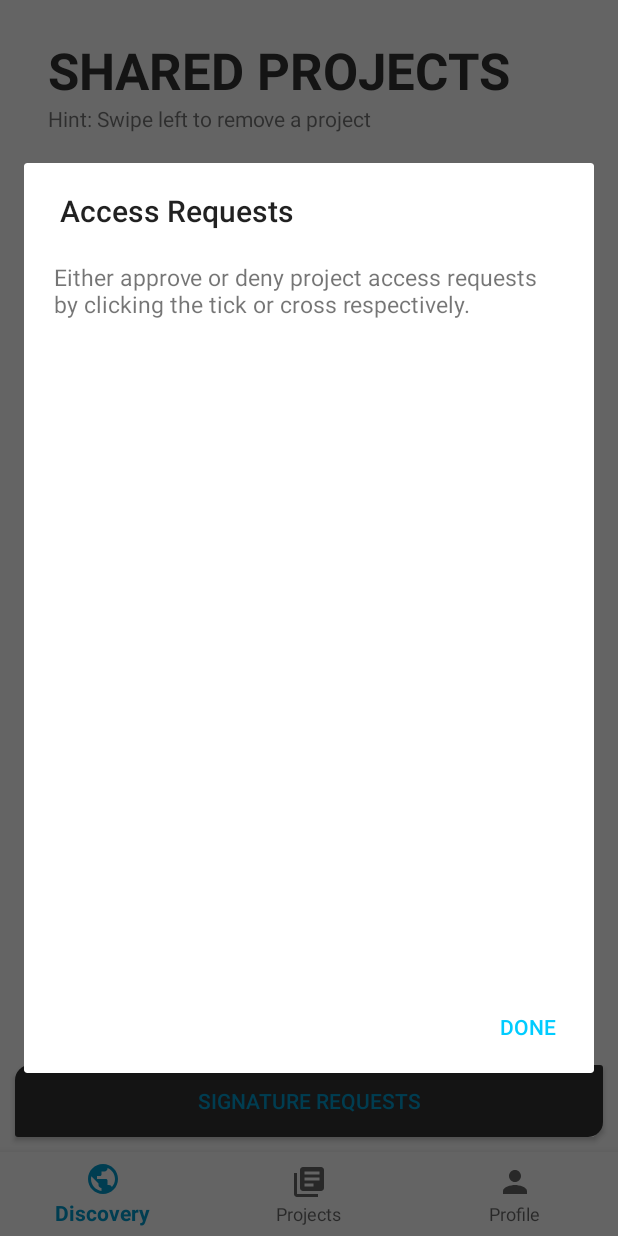
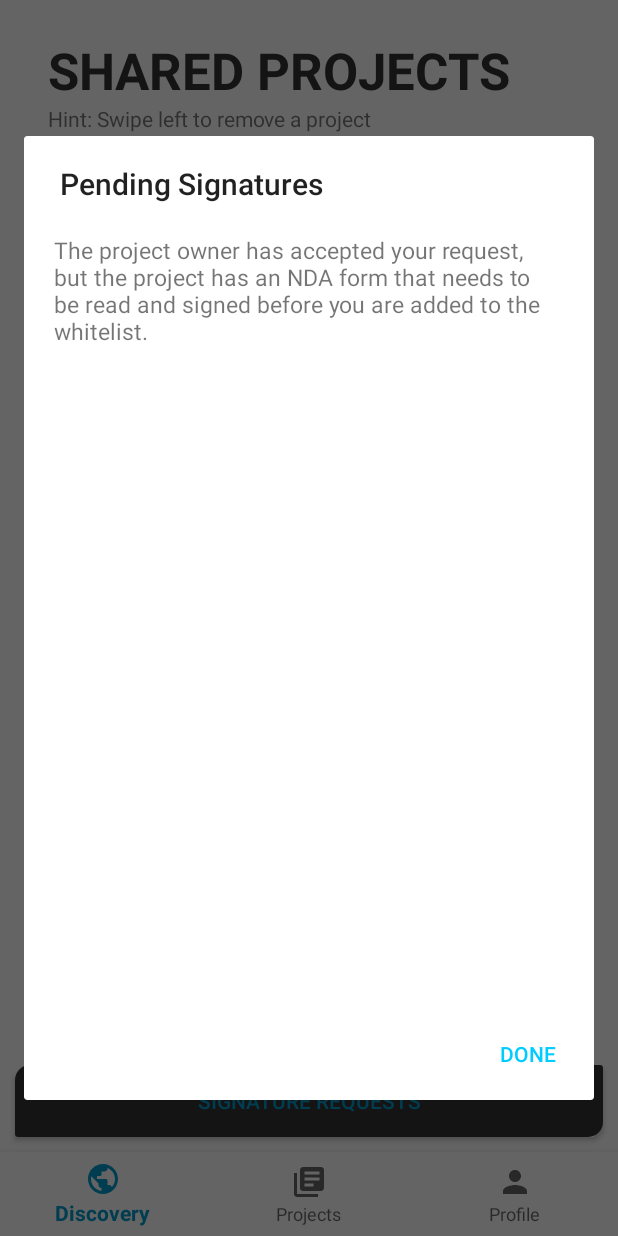
Before and after one commit to AshSobhani/Ideation, an Android app: the fragment SharedProjectsFragment placed in its activity, after a tap on "SIGNATURE REQUESTS", on a phone screen of 412 x 824 dp. Run offline under Robolectric (Android 15) with nearby library versions, the phone set to English and light mode, and no system bars; our stand-ins replace Firebase (no records; nobody signed in at launch, a user with empty details on screens opened directly).

Commit message:
Pending Signature Recycler View Implemented Signature activity created

```diff
--- a/app/src/main/AndroidManifest.xml
+++ b/app/src/main/AndroidManifest.xml
@@ -9,9 +9,11 @@
         android:roundIcon="@mipmap/ic_launcher_round"
         android:supportsRtl="true"
         android:theme="@style/AppTheme">
+        <activity android:name=".activities.SignatureActivity"></activity>
         <activity android:name=".activities.SplashScreenActivity">
             <intent-filter>
                 <action android:name="android.intent.action.MAIN" />
+
                 <category android:name="android.intent.category.LAUNCHER" />
             </intent-filter>
         </activity>
@@ -21,4 +23,5 @@
         <activity android:name=".activities.ViewProjectActivity" />
         <activity android:name=".activities.NewProjectActivity" />
     </application>
+
 </manifest>
--- a/app/src/main/java/com/example/ideation/database/IdeationContract.java
+++ b/app/src/main/java/com/example/ideation/database/IdeationContract.java
@@ -29,6 +29,7 @@ public class IdeationContract {
 
 	//Project Sub Collection: Request Fields
 	public static final String PROJECT_REQUESTS_OWNERUID = "OwnerUID";
+	public static final String PROJECT_REQUESTS_OWNERNAME = "OwnerName";
 	public static final String PROJECT_REQUESTS_USERUID = "UserUID";
 	public static final String PROJECT_REQUESTS_USERNAME = "UserName";
 	public static final String PROJECT_REQUESTS_PROJECT = "Project";
@@ -37,6 +38,7 @@ public class IdeationContract {
 	public static final String PROJECT_REQUESTS_STATUS = "Status";
 	//Request status states
 	public static final String REQUESTS_STATUS_ACCESS_REQUESTED = "Access Requested";
+	public static final String REQUESTS_STATUS_SIGNATURE_PENDING = "Signature Pending";
 	public static final String REQUESTS_STATUS_REQUEST_ACCEPTED = "Request Accepted";
 	public static final String REQUESTS_STATUS_REQUEST_DECLINED = "Request Declined";
 	public static final String REQUESTS_STATUS_PROJECT_ARCHIVED = "Project Archived";
--- a/app/src/main/java/com/example/ideation/dialogs/DeniedDialog.java
+++ b/app/src/main/java/com/example/ideation/dialogs/DeniedDialog.java
@@ -103,6 +103,7 @@ public class DeniedDialog extends AppCompatDialogFragment {
 									public void onSuccess(DocumentSnapshot documentSnapshot) {
 										//Retrieve the project title and put into variable
 										final String ownerUID = documentSnapshot.getString(IdeationContract.PROJECT_OWNERUID);
+										final String ownerName = documentSnapshot.getString(IdeationContract.PROJECT_OWNERNAME);
 										final String projectTitle = documentSnapshot.getString(IdeationContract.PROJECT_TITLE);
 
 										//Add a request document to project request
@@ -133,6 +134,7 @@ public class DeniedDialog extends AppCompatDialogFragment {
 																//Create data hash map holding user uid, request date, and set request status stage
 																Map<String, Object> data = new HashMap<>();
 																data.put(IdeationContract.PROJECT_REQUESTS_OWNERUID, ownerUID);
+																data.put(IdeationContract.PROJECT_REQUESTS_OWNERNAME, ownerName);
 																data.put(IdeationContract.PROJECT_REQUESTS_USERUID, userUID);
 																data.put(IdeationContract.PROJECT_REQUESTS_USERNAME, userName);
 																data.put(IdeationContract.PROJECT_REQUESTS_PROJECT, projectTitle);
--- /dev/null
+++ b/app/src/main/java/com/example/ideation/dialogs/SignaturesPendingDialog.java
@@ -0,0 +1,119 @@
+package com.example.ideation.dialogs;
+
+import android.app.Dialog;
+import android.content.DialogInterface;
+import android.content.Intent;
+import android.os.Bundle;
+import android.util.Log;
+import android.view.LayoutInflater;
+import android.view.View;
+
+import com.example.ideation.R;
+import com.example.ideation.activities.SignatureActivity;
+import com.example.ideation.activities.ViewProjectActivity;
+import com.example.ideation.database.IdeationContract;
+import com.example.ideation.recycler.SignatureBox;
+import com.example.ideation.recycler.SignatureBoxAdapter;
+import com.firebase.ui.firestore.FirestoreRecyclerOptions;
+import com.google.firebase.auth.FirebaseAuth;
+import com.google.firebase.firestore.DocumentSnapshot;
+import com.google.firebase.firestore.FirebaseFirestore;
+import com.google.firebase.firestore.Query;
+
+import androidx.annotation.NonNull;
+import androidx.annotation.Nullable;
+import androidx.appcompat.app.AlertDialog;
+import androidx.appcompat.app.AppCompatDialogFragment;
+import androidx.recyclerview.widget.LinearLayoutManager;
+import androidx.recyclerview.widget.RecyclerView;
+
+public class SignaturesPendingDialog extends AppCompatDialogFragment {
+	private static final String TAG = "AccessRequestsDialog";
+
+	//Initialise variables
+	private FirebaseAuth firebaseAuth;
+	private SignatureBoxAdapter adapter;
+	private RecyclerView recyclerView;
+
+	//Make an database instance
+	private FirebaseFirestore db = FirebaseFirestore.getInstance();
+
+	@NonNull
+	@Override
+	public Dialog onCreateDialog(@Nullable Bundle savedInstanceState) {
+		Log.d(TAG, "onCreateDialog: Creating request access dialog");
+		//Get an instance of the dialog builder
+		AlertDialog.Builder builder = new AlertDialog.Builder(getActivity());
+
+		//Get the layout inflater and assign to variable to then find our layout dialog
+		LayoutInflater inflater = getActivity().getLayoutInflater();
+		View v = inflater.inflate(R.layout.layout_signatures_pending_dialog, null);
+
+		// Get Firebase Auth instance and assign to variable
+		firebaseAuth = FirebaseAuth.getInstance();
+
+		//Assign views to variables
+		recyclerView = v.findViewById(R.id.requestsRecyclerView);
+
+		//Set the builder view and customise
+		builder.setView(v)
+				.setTitle("Pending Signatures")
+				.setPositiveButton("Done", new DialogInterface.OnClickListener() {
+					@Override
+					public void onClick(DialogInterface dialogInterface, int i) {
+						Log.d(TAG, "onClick: Recycler stop listening");
+					}
+				});
+
+		//Populate the recycler view
+		populateRecyclerView();
+
+		return builder.create();
+	}
+
+	private void populateRecyclerView() {
+		//Get current ownerUID
+		String ownerUID = firebaseAuth.getUid();
+
+		//Create the project collection query, and if needed add query filer below (priority, by date, etc..)
+		Query query = db.collectionGroup(IdeationContract.COLLECTION_PROJECT_REQUESTS)
+				.whereEqualTo(IdeationContract.PROJECT_REQUESTS_OWNERUID, ownerUID)
+				.whereEqualTo(IdeationContract.PROJECT_REQUESTS_STATUS, IdeationContract.REQUESTS_STATUS_ACCESS_REQUESTED);
+
+		//Query the database and build
+		FirestoreRecyclerOptions<SignatureBox> options = new FirestoreRecyclerOptions.Builder<SignatureBox>()
+				.setLifecycleOwner(this)
+				.setQuery(query, SignatureBox.class)
+				.build();
+
+		//Assign project box adapter to variable
+		adapter = new SignatureBoxAdapter(options);
+
+		//Set adapter attributes and start
+		recyclerView.setHasFixedSize(true);
+		recyclerView.setLayoutManager(new LinearLayoutManager(this.getContext()));
+		recyclerView.setAdapter(adapter);
+
+		//View Project - Detect when a project has been clicked and open that activity
+		adapter.setOnBoxClickListener(new SignatureBoxAdapter.OnBoxClickListener() {
+			@Override
+			public void onBoxClick(DocumentSnapshot documentSnapshot, int position) {
+				//Get request UID
+				final String requestUID = documentSnapshot.getId();
+
+				toSignatureActivity(requestUID);
+			}
+		});
+	}
+
+	private void toSignatureActivity(final String requestUID) {
+		//Put the projectUID into a new bundle
+		Bundle bundle = new Bundle();
+		bundle.putString("requestUID", requestUID);
+
+		//Create an intent and start view project activity whilst also sending the bundle
+		Intent intent = new Intent(getContext(), SignatureActivity.class);
+		intent.putExtras(bundle);
+		startActivity(intent);
+	}
+}
--- a/app/src/main/java/com/example/ideation/fragments/ProfileFragment.java
+++ b/app/src/main/java/com/example/ideation/fragments/ProfileFragment.java
@@ -153,11 +153,17 @@ public class ProfileFragment extends Fragment {
 
 	public void checkVerification() {
 		Log.d(TAG, "checkVerification: Checking");
+
+		//Reload the user data
+		firebaseUser.reload();
+
 		//Check if the user is verified
 		if (firebaseUser.isEmailVerified()){
 			verificationField.setText("Verified");
+			resendVerificationButton.setVisibility(getView().INVISIBLE);
 		} else {
 			verificationField.setText("Not Verified");
+			resendVerificationButton.setVisibility(getView().VISIBLE);
 		}
 	}
 }
--- a/app/src/main/java/com/example/ideation/fragments/SharedProjectsFragment.java
+++ b/app/src/main/java/com/example/ideation/fragments/SharedProjectsFragment.java
@@ -10,8 +10,8 @@ import android.view.View;
 import android.view.ViewGroup;
 import android.widget.Button;
 
-import com.example.ideation.dialogs.AccessRequestsDialog;
 import com.example.ideation.database.IdeationContract;
+import com.example.ideation.dialogs.SignaturesPendingDialog;
 import com.example.ideation.recycler.ProjectBox;
 import com.example.ideation.recycler.ProjectBoxAdapter;
 import com.example.ideation.R;
@@ -61,7 +61,7 @@ public class SharedProjectsFragment extends Fragment {
 			@Override
 			public void onClick(View view) {
 				//Start Tracking activity and service
-				openAccessRequestsDialog();
+				openSignaturesPendingDialog();
 			}
 		});
 
@@ -155,9 +155,9 @@ public class SharedProjectsFragment extends Fragment {
 		alertDialog.show();
 	}
 
-	private void openAccessRequestsDialog() {
+	private void openSignaturesPendingDialog() {
 		//Make an instance of our access dialog and show it
-		AccessRequestsDialog accessRequestsDialog = new AccessRequestsDialog();
-		accessRequestsDialog.show(getParentFragmentManager(), "Access Request Dialog");
+		SignaturesPendingDialog signaturesPendingDialog = new SignaturesPendingDialog();
+		signaturesPendingDialog.show(getParentFragmentManager(), "Signatures Pending Dialog");
 	}
 }
--- a/app/src/main/res/layout/fragment_profile.xml
+++ b/app/src/main/res/layout/fragment_profile.xml
@@ -89,6 +89,7 @@
         android:text="Resend Verification"
         android:textColor="@color/colorPrimaryDark"
         android:textSize="12sp"
+        android:visibility="gone"
         app:layout_constraintStart_toStartOf="parent"
         app:layout_constraintTop_toBottomOf="@+id/verificationText" />
 
--- /dev/null
+++ b/app/src/main/res/layout/layout_signatures_pending_dialog.xml
@@ -0,0 +1,21 @@
+<?xml version="1.0" encoding="utf-8"?>
+<RelativeLayout xmlns:android="http://schemas.android.com/apk/res/android"
+    android:layout_width="match_parent" android:layout_height="match_parent"
+    android:padding="20dp">
+
+    <TextView
+        android:id="@+id/requestMessage"
+        android:layout_width="match_parent"
+        android:layout_height="wrap_content"
+        android:singleLine="false"
+        android:text="The project owner has accepted your request, but the project has an NDA form that needs to be read and signed before you are added to the whitelist."
+        android:textSize="15sp" />
+
+    <androidx.recyclerview.widget.RecyclerView
+        android:id="@+id/requestsRecyclerView"
+        android:layout_width="match_parent"
+        android:layout_height="400dp"
+        android:layout_marginTop="20dp"
+        android:layout_below="@+id/requestMessage" />
+
+</RelativeLayout>
```
Also changed, not shown: app/src/main/java/com/example/ideation/activities/SignatureActivity.java (added, +16 -0 lines), app/src/main/java/com/example/ideation/recycler/SignatureBox.java (added, +38 -0 lines), app/src/main/java/com/example/ideation/recycler/SignatureBoxAdapter.java (added, +83 -0 lines), app/src/main/res/layout/activity_signature.xml (added, +10 -0 lines), app/src/main/res/layout/signature_box.xml (added, +80 -0 lines).
